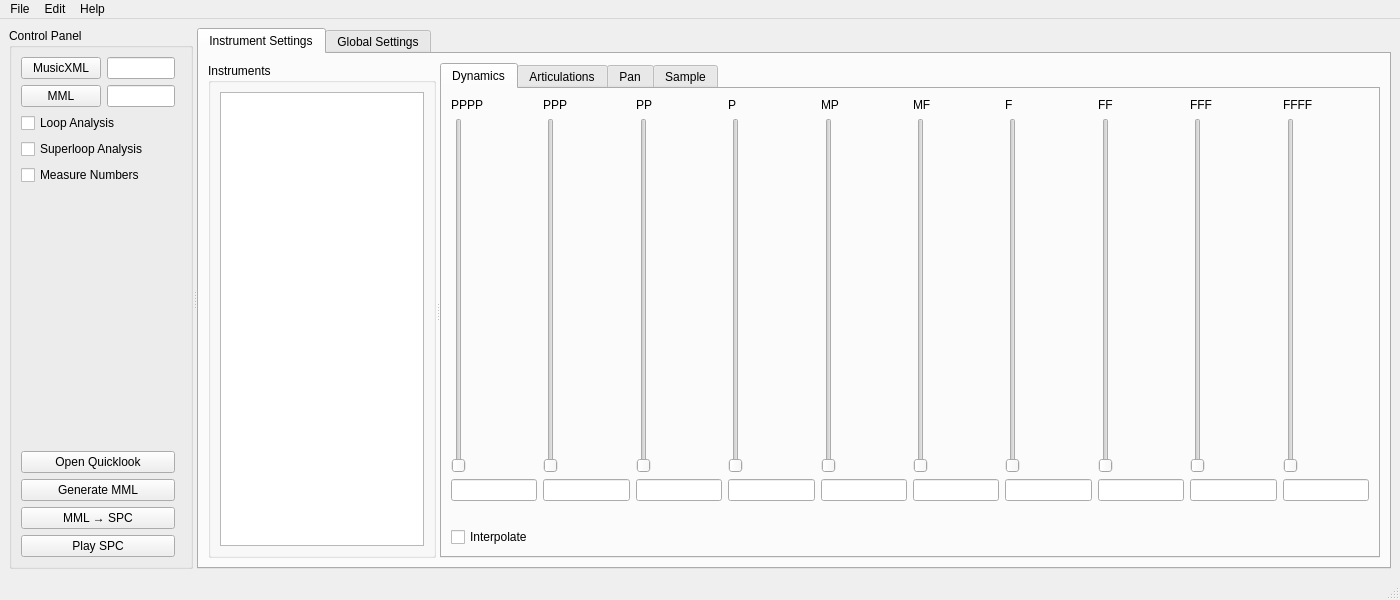
Above: smw_music/data/dashboard.ui from com-posers-pit/smw_music before the change. Below: the same form after it.
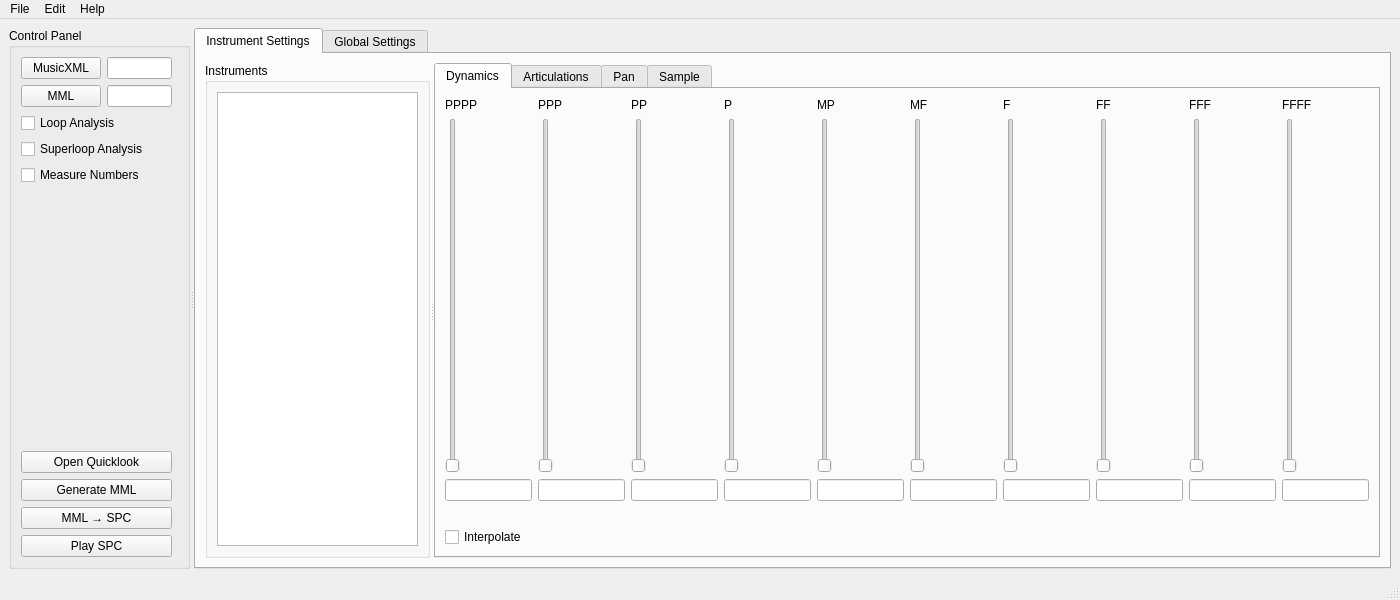
That is the form after the change.

```diff
--- a/smw_music/data/dashboard.ui
+++ b/smw_music/data/dashboard.ui
@@ -148,7 +148,117 @@
               <string>Dynamics</string>
              </attribute>
              <layout class="QGridLayout" name="gridLayout_3">
-              <item row="2" column="9">
+              <item row="3" column="0">
+               <widget class="QLineEdit" name="pppp_setting"/>
+              </item>
+              <item row="2" column="3">
+               <widget class="QSlider" name="p_slider">
+                <property name="maximum">
+                 <number>255</number>
+                </property>
+                <property name="tracking">
+                 <bool>false</bool>
+                </property>
+                <property name="orientation">
+                 <enum>Qt::Vertical</enum>
+                </property>
+               </widget>
+              </item>
+              <item row="2" column="5">
+               <widget class="QSlider" name="mf_slider">
+                <property name="maximum">
+                 <number>255</number>
+                </property>
+                <property name="tracking">
+                 <bool>false</bool>
+                </property>
+                <property name="orientation">
+                 <enum>Qt::Vertical</enum>
+                </property>
+               </widget>
+              </item>
+              <item row="4" column="8">
+               <widget class="QLabel" name="fff_setting_label">
+                <property name="text">
+                 <string/>
+                </property>
+               </widget>
+              </item>
+              <item row="2" column="6">
+               <widget class="QSlider" name="f_slider">
+                <property name="maximum">
+                 <number>255</number>
+                </property>
+                <property name="tracking">
+                 <bool>false</bool>
+                </property>
+                <property name="orientation">
+                 <enum>Qt::Vertical</enum>
+                </property>
+               </widget>
+              </item>
+              <item row="1" column="3">
+               <widget class="QLabel" name="p_label">
+                <property name="text">
+                 <string>P</string>
+                </property>
+               </widget>
+              </item>
+              <item row="1" column="7">
+               <widget class="QLabel" name="ff_label">
+                <property name="text">
+                 <string>FF</string>
+                </property>
+               </widget>
+              </item>
+              <item row="5" column="0" colspan="2">
+               <widget class="QCheckBox" name="interpolate">
+                <property name="text">
+                 <string>Interpolate</string>
+                </property>
+               </widget>
+              </item>
+              <item row="1" column="2">
+               <widget class="QLabel" name="pp_label">
+                <property name="text">
+                 <string>PP</string>
+                </property>
+               </widget>
+              </item>
+              <item row="4" column="1">
+               <widget class="QLabel" name="ppp_setting_label">
+                <property name="text">
+                 <string/>
+                </property>
+               </widget>
+              </item>
+              <item row="2" column="7">
+               <widget class="QSlider" name="ff_slider">
+                <property name="maximum">
+                 <number>255</number>
+                </property>
+                <property name="tracking">
+                 <bool>false</bool>
+                </property>
+                <property name="orientation">
+                 <enum>Qt::Vertical</enum>
+                </property>
+               </widget>
+              </item>
+              <item row="2" column="0">
+               <widget class="QSlider" name="pppp_slider">
+                <property name="maximum">
+                 <number>255</number>
+                </property>
+                <property name="tracking">
+                 <bool>false</bool>
+                </property>
+                <property name="orientation">
+                 <enum>Qt::Vertical</enum>
+                </property>
+               </widget>
+              </item>
+              <item row="2" column="8">
                <widget class="QSlider" name="fff_slider">
                 <property name="maximum">
                  <number>255</number>
@@ -161,182 +271,129 @@
                 </property>
                </widget>
               </item>
-              <item row="2" column="10">
-               <widget class="QSlider" name="ffff_slider">
-                <property name="maximum">
-                 <number>255</number>
-                </property>
-                <property name="tracking">
-                 <bool>false</bool>
-                </property>
-                <property name="orientation">
-                 <enum>Qt::Vertical</enum>
-                </property>
-               </widget>
-              </item>
-              <item row="3" column="4">
-               <widget class="QLineEdit" name="p_setting"/>
-              </item>
-              <item row="1" column="1">
+              <item row="1" column="0">
                <widget class="QLabel" name="pppp_label">
                 <property name="text">
                  <string>PPPP</string>
                 </property>
                </widget>
               </item>
-              <item row="4" column="6">
-               <widget class="QLabel" name="mf_setting_label">
+              <item row="4" column="0">
+               <widget class="QLabel" name="pppp_setting_label">
                 <property name="text">
                  <string/>
                 </property>
                </widget>
               </item>
+              <item row="3" column="5">
+               <widget class="QLineEdit" name="mf_setting"/>
+              </item>
+              <item row="3" column="2">
+               <widget class="QLineEdit" name="pp_setting"/>
+              </item>
+              <item row="3" column="1">
+               <widget class="QLineEdit" name="ppp_setting"/>
+              </item>
+              <item row="3" column="3">
+               <widget class="QLineEdit" name="p_setting"/>
+              </item>
               <item row="3" column="7">
-               <widget class="QLineEdit" name="f_setting"/>
-              </item>
-              <item row="4" column="10">
-               <widget class="QLabel" name="ffff_setting_label">
-                <property name="text">
-                 <string/>
-                </property>
-               </widget>
-              </item>
-              <item row="2" column="2">
-               <widget class="QSlider" name="ppp_slider">
-                <property name="maximum">
-                 <number>255</number>
-                </property>
-                <property name="tracking">
-                 <bool>false</bool>
-                </property>
-                <property name="orientation">
-                 <enum>Qt::Vertical</enum>
-                </property>
-               </widget>
-              </item>
-              <item row="3" column="8">
                <widget class="QLineEdit" name="ff_setting"/>
               </item>
-              <item row="3" column="5">
+              <item row="3" column="4">
                <widget class="QLineEdit" name="mp_setting"/>
               </item>
-              <item row="3" column="6">
-               <widget class="QLineEdit" name="mf_setting"/>
+              <item row="1" column="4">
+               <widget class="QLabel" name="mp_label">
+                <property name="text">
+                 <string>MP</string>
+                </property>
+               </widget>
               </item>
-              <item row="1" column="2">
+              <item row="2" column="1">
+               <widget class="QSlider" name="ppp_slider">
+                <property name="maximum">
+                 <number>255</number>
+                </property>
+                <property name="tracking">
+                 <bool>false</bool>
+                </property>
+                <property name="orientation">
+                 <enum>Qt::Vertical</enum>
+                </property>
+               </widget>
+              </item>
+              <item row="1" column="6">
+               <widget class="QLabel" name="f_label">
+                <property name="text">
+                 <string>F</string>
+                </property>
+               </widget>
+              </item>
+              <item row="4" column="6">
+               <widget class="QLabel" name="f_setting_label">
+                <property name="text">
+                 <string/>
+                </property>
+               </widget>
+              </item>
+              <item row="4" column="7">
+               <widget class="QLabel" name="ff_setting_label">
+                <property name="text">
+                 <string/>
+                </property>
+               </widget>
+              </item>
+              <item row="3" column="8">
+               <widget class="QLineEdit" name="fff_setting"/>
+              </item>
+              <item row="4" column="3">
+               <widget class="QLabel" name="p_setting_label">
+                <property name="text">
+                 <string/>
+                </property>
+               </widget>
+              </item>
+              <item row="1" column="9">
+               <widget class="QLabel" name="ffff_label">
+                <property name="text">
+                 <string>FFFF</string>
+                </property>
+               </widget>
+              </item>
+              <item row="1" column="1">
                <widget class="QLabel" name="ppp_label">
                 <property name="text">
                  <string>PPP</string>
                 </property>
                </widget>
               </item>
-              <item row="2" column="3">
-               <widget class="QSlider" name="pp_slider">
-                <property name="maximum">
-                 <number>255</number>
-                </property>
-                <property name="tracking">
-                 <bool>false</bool>
-                </property>
-                <property name="orientation">
-                 <enum>Qt::Vertical</enum>
-                </property>
-               </widget>
-              </item>
-              <item row="4" column="8">
-               <widget class="QLabel" name="ff_setting_label">
-                <property name="text">
-                 <string/>
-                </property>
-               </widget>
-              </item>
               <item row="4" column="2">
-               <widget class="QLabel" name="ppp_setting_label">
+               <widget class="QLabel" name="pp_setting_label">
+                <property name="text">
+                 <string/>
+                </property>
+               </widget>
+              </item>
+              <item row="4" column="5">
+               <widget class="QLabel" name="mf_setting_label">
                 <property name="text">
                  <string/>
                 </property>
                </widget>
               </item>
               <item row="3" column="9">
-               <widget class="QLineEdit" name="fff_setting"/>
-              </item>
-              <item row="3" column="1">
-               <widget class="QLineEdit" name="pppp_setting"/>
-              </item>
-              <item row="4" column="7">
-               <widget class="QLabel" name="f_setting_label">
-                <property name="text">
-                 <string/>
-                </property>
-               </widget>
-              </item>
-              <item row="3" column="10">
                <widget class="QLineEdit" name="ffff_setting"/>
               </item>
-              <item row="2" column="5">
-               <widget class="QSlider" name="mp_slider">
-                <property name="maximum">
-                 <number>255</number>
-                </property>
-                <property name="tracking">
-                 <bool>false</bool>
-                </property>
-                <property name="orientation">
-                 <enum>Qt::Vertical</enum>
-                </property>
-               </widget>
-              </item>
-              <item row="1" column="8">
-               <widget class="QLabel" name="ff_label">
-                <property name="text">
-                 <string>FF</string>
-                </property>
-               </widget>
-              </item>
-              <item row="1" column="6">
-               <widget class="QLabel" name="mf_label">
-                <property name="text">
-                 <string>MF</string>
-                </property>
-               </widget>
-              </item>
               <item row="4" column="4">
-               <widget class="QLabel" name="p_setting_label">
-                <property name="text">
-                 <string/>
-                </property>
-               </widget>
-              </item>
-              <item row="1" column="7">
-               <widget class="QLabel" name="f_label">
-                <property name="text">
-                 <string>F</string>
-                </property>
-               </widget>
-              </item>
-              <item row="4" column="5">
                <widget class="QLabel" name="mp_setting_label">
                 <property name="text">
                  <string/>
                 </property>
                </widget>
               </item>
-              <item row="4" column="3">
-               <widget class="QLabel" name="pp_setting_label">
-                <property name="text">
-                 <string/>
-                </property>
-               </widget>
-              </item>
-              <item row="1" column="5">
-               <widget class="QLabel" name="mp_label">
-                <property name="text">
-                 <string>MP</string>
-                </property>
-               </widget>
-              </item>
-              <item row="2" column="6">
-               <widget class="QSlider" name="mf_slider">
+              <item row="2" column="2">
+               <widget class="QSlider" name="pp_slider">
                 <property name="maximum">
                  <number>255</number>
                 </property>
@@ -348,51 +405,8 @@
                 </property>
                </widget>
               </item>
-              <item row="2" column="8">
-               <widget class="QSlider" name="ff_slider">
-                <property name="maximum">
-                 <number>255</number>
-                </property>
-                <property name="tracking">
-                 <bool>false</bool>
-                </property>
-                <property name="orientation">
-                 <enum>Qt::Vertical</enum>
-                </property>
-               </widget>
-              </item>
-              <item row="4" column="1">
-               <widget class="QLabel" name="pppp_setting_label">
-                <property name="text">
-                 <string/>
-                </property>
-               </widget>
-              </item>
-              <item row="3" column="3">
-               <widget class="QLineEdit" name="pp_setting"/>
-              </item>
-              <item row="2" column="1">
-               <widget class="QSlider" name="pppp_slider">
-                <property name="maximum">
-                 <number>255</number>
-                </property>
-                <property name="tracking">
-                 <bool>false</bool>
-                </property>
-                <property name="orientation">
-                 <enum>Qt::Vertical</enum>
-                </property>
-               </widget>
-              </item>
-              <item row="1" column="4">
-               <widget class="QLabel" name="p_label">
-                <property name="text">
-                 <string>P</string>
-                </property>
-               </widget>
-              </item>
               <item row="2" column="4">
-               <widget class="QSlider" name="p_slider">
+               <widget class="QSlider" name="mp_slider">
                 <property name="maximum">
                  <number>255</number>
                 </property>
@@ -404,57 +418,43 @@
                 </property>
                </widget>
               </item>
+              <item row="1" column="5">
+               <widget class="QLabel" name="mf_label">
+                <property name="text">
+                 <string>MF</string>
+                </property>
+               </widget>
+              </item>
               <item row="4" column="9">
-               <widget class="QLabel" name="fff_setting_label">
+               <widget class="QLabel" name="ffff_setting_label">
                 <property name="text">
                  <string/>
                 </property>
                </widget>
               </item>
-              <item row="1" column="9">
+              <item row="3" column="6">
+               <widget class="QLineEdit" name="f_setting"/>
+              </item>
+              <item row="2" column="9">
+               <widget class="QSlider" name="ffff_slider">
+                <property name="maximum">
+                 <number>255</number>
+                </property>
+                <property name="tracking">
+                 <bool>false</bool>
+                </property>
+                <property name="orientation">
+                 <enum>Qt::Vertical</enum>
+                </property>
+               </widget>
+              </item>
+              <item row="1" column="8">
                <widget class="QLabel" name="fff_label">
                 <property name="text">
                  <string>FFF</string>
                 </property>
                </widget>
               </item>
-              <item row="3" column="2">
-               <widget class="QLineEdit" name="ppp_setting"/>
-              </item>
-              <item row="1" column="3">
-               <widget class="QLabel" name="pp_label">
-                <property name="text">
-                 <string>PP</string>
-                </property>
-               </widget>
-              </item>
-              <item row="1" column="10">
-               <widget class="QLabel" name="ffff_label">
-                <property name="text">
-                 <string>FFFF</string>
-                </property>
-               </widget>
-              </item>
-              <item row="2" column="7">
-               <widget class="QSlider" name="f_slider">
-                <property name="maximum">
-                 <number>255</number>
-                </property>
-                <property name="tracking">
-                 <bool>false</bool>
-                </property>
-                <property name="orientation">
-                 <enum>Qt::Vertical</enum>
-                </property>
-               </widget>
-              </item>
-              <item row="5" column="1" colspan="2">
-               <widget class="QCheckBox" name="interpolate">
-                <property name="text">
-                 <string>Interpolate</string>
-                </property>
-               </widget>
-              </item>
              </layout>
             </widget>
             <widget class="QWidget" name="instrument_articulation_tab">
@@ -462,17 +462,31 @@
               <string>Articulations</string>
              </attribute>
              <layout class="QGridLayout" name="gridLayout_4">
-              <item row="1" column="0">
-               <widget class="QGroupBox" name="artic_default_group">
+              <item row="1" column="1">
+               <widget class="QGroupBox" name="artic_acc_group">
                 <property name="title">
-                 <string>Default</string>
+                 <string>Accent</string>
                 </property>
-                <layout class="QGridLayout" name="gridLayout_7">
+                <layout class="QGridLayout" name="gridLayout_12">
+                 <item row="0" column="0">
+                  <widget class="QLabel" name="artic_acc_length_label">
+                   <property name="text">
+                    <string>Length</string>
+                   </property>
+                  </widget>
+                 </item>
                  <item row="2" column="0">
-                  <widget class="QLineEdit" name="artic_default_length_setting"/>
+                  <widget class="QLineEdit" name="artic_acc_length_setting"/>
+                 </item>
+                 <item row="0" column="1">
+                  <widget class="QLabel" name="artic_acc_volume_label">
+                   <property name="text">
+                    <string>Volume</string>
+                   </property>
+                  </widget>
                  </item>
                  <item row="1" column="0">
-                  <widget class="QSlider" name="artic_default_length_slider">
+                  <widget class="QSlider" name="artic_acc_length_slider">
                    <property name="maximum">
                     <number>7</number>
                    </property>
@@ -481,11 +495,8 @@
                    </property>
                   </widget>
                  </item>
-                 <item row="2" column="1">
-                  <widget class="QLineEdit" name="artic_default_volume_setting"/>
-                 </item>
                  <item row="1" column="1">
-                  <widget class="QSlider" name="artic_default_volume_slider">
+                  <widget class="QSlider" name="artic_acc_volume_slider">
                    <property name="maximum">
                     <number>15</number>
                    </property>
@@ -494,27 +505,16 @@
                    </property>
                   </widget>
                  </item>
-                 <item row="0" column="0">
-                  <widget class="QLabel" name="artic_default_length_label">
-                   <property name="text">
-                    <string>Length</string>
-                   </property>
-                  </widget>
-                 </item>
-                 <item row="0" column="1">
-                  <widget class="QLabel" name="artic_default_volume_label">
-                   <property name="text">
-                    <string>Volume</string>
-                   </property>
-                  </widget>
-                 </item>
                  <item row="3" column="0">
-                  <widget class="QLabel" name="artic_default_setting_label">
+                  <widget class="QLabel" name="artic_acc_setting_label">
                    <property name="text">
                     <string/>
                    </property>
                   </widget>
                  </item>
+                 <item row="2" column="1">
+                  <widget class="QLineEdit" name="artic_acc_volume_setting"/>
+                 </item>
                 </layout>
                </widget>
               </item>
@@ -574,6 +574,62 @@
                 </layout>
                </widget>
               </item>
+              <item row="1" column="0">
+               <widget class="QGroupBox" name="artic_default_group">
+                <property name="title">
+                 <string>Default</string>
+                </property>
+                <layout class="QGridLayout" name="gridLayout_7">
+                 <item row="2" column="0">
+                  <widget class="QLineEdit" name="artic_default_length_setting"/>
+                 </item>
+                 <item row="1" column="0">
+                  <widget class="QSlider" name="artic_default_length_slider">
+                   <property name="maximum">
+                    <number>7</number>
+                   </property>
+                   <property name="orientation">
+                    <enum>Qt::Vertical</enum>
+                   </property>
+                  </widget>
+                 </item>
+                 <item row="2" column="1">
+                  <widget class="QLineEdit" name="artic_default_volume_setting"/>
+                 </item>
+                 <item row="1" column="1">
+                  <widget class="QSlider" name="artic_default_volume_slider">
+                   <property name="maximum">
+                    <number>15</number>
+                   </property>
+                   <property name="orientation">
+                    <enum>Qt::Vertical</enum>
+                   </property>
+                  </widget>
+                 </item>
+                 <item row="0" column="0">
+                  <widget class="QLabel" name="artic_default_length_label">
+                   <property name="text">
+                    <string>Length</string>
+                   </property>
+                  </widget>
+                 </item>
+                 <item row="0" column="1">
+                  <widget class="QLabel" name="artic_default_volume_label">
+                   <property name="text">
+                    <string>Volume</string>
+                   </property>
+                  </widget>
+                 </item>
+                 <item row="3" column="0">
+                  <widget class="QLabel" name="artic_default_setting_label">
+                   <property name="text">
+                    <string/>
+                   </property>
+                  </widget>
+                 </item>
+                </layout>
+               </widget>
+              </item>
               <item row="1" column="4">
                <widget class="QGroupBox" name="artic_accstacc_group">
                 <property name="title">
@@ -630,61 +686,18 @@
                 </layout>
                </widget>
               </item>
-              <item row="1" column="1">
-               <widget class="QGroupBox" name="artic_acc_group">
-                <property name="title">
-                 <string>Accent</string>
+              <item row="1" column="5">
+               <spacer name="horizontalSpacer_2">
+                <property name="orientation">
+                 <enum>Qt::Horizontal</enum>
                 </property>
-                <layout class="QGridLayout" name="gridLayout_12">
-                 <item row="0" column="0">
-                  <widget class="QLabel" name="artic_acc_length_label">
-                   <property name="text">
-                    <string>Length</string>
-                   </property>
-                  </widget>
-                 </item>
-                 <item row="2" column="0">
-                  <widget class="QLineEdit" name="artic_acc_length_setting"/>
-                 </item>
-                 <item row="0" column="1">
-                  <widget class="QLabel" name="artic_acc_volume_label">
-                   <property name="text">
-                    <string>Volume</string>
-                   </property>
-                  </widget>
-                 </item>
-                 <item row="1" column="0">
-                  <widget class="QSlider" name="artic_acc_length_slider">
-                   <property name="maximum">
-                    <number>7</number>
-                   </property>
-                   <property name="orientation">
-                    <enum>Qt::Vertical</enum>
-                   </property>
-                  </widget>
-                 </item>
-                 <item row="1" column="1">
-                  <widget class="QSlider" name="artic_acc_volume_slider">
-                   <property name="maximum">
-                    <number>15</number>
-                   </property>
-                   <property name="orientation">
-                    <enum>Qt::Vertical</enum>
-                   </property>
-                  </widget>
-                 </item>
-                 <item row="3" column="0">
-                  <widget class="QLabel" name="artic_acc_setting_label">
-                   <property name="text">
-                    <string/>
-                   </property>
-                  </widget>
-                 </item>
-                 <item row="2" column="1">
-                  <widget class="QLineEdit" name="artic_acc_volume_setting"/>
-                 </item>
-                </layout>
-               </widget>
+                <property name="sizeHint" stdset="0">
+                 <size>
+                  <width>40</width>
+                  <height>20</height>
+                 </size>
+                </property>
+               </spacer>
               </item>
              </layout>
             </widget>
@@ -1256,6 +1269,19 @@
                             </attribute>
                            </widget>
                           </item>
+                          <item row="1" column="2">
+                           <spacer name="horizontalSpacer">
+                            <property name="orientation">
+                             <enum>Qt::Horizontal</enum>
+                            </property>
+                            <property name="sizeHint" stdset="0">
+                             <size>
+                              <width>40</width>
+                              <height>20</height>
+                             </size>
+                            </property>
+                           </spacer>
+                          </item>
                          </layout>
                         </widget>
                        </widget>
@@ -1267,6 +1293,13 @@
                       <string>Tuning</string>
                      </attribute>
                      <layout class="QGridLayout" name="gridLayout_10">
+                      <item row="0" column="1">
+                       <widget class="QLabel" name="subtune_label">
+                        <property name="text">
+                         <string>Subtune</string>
+                        </property>
+                       </widget>
+                      </item>
                       <item row="3" column="0">
                        <widget class="QLabel" name="tune_setting_label">
                         <property name="text">
@@ -1274,25 +1307,16 @@
                         </property>
                        </widget>
                       </item>
-                      <item row="2" column="1">
-                       <widget class="QLineEdit" name="subtune_setting"/>
+                      <item row="3" column="1">
+                       <widget class="QLabel" name="subtune_setting_label">
+                        <property name="text">
+                         <string/>
+                        </property>
+                       </widget>
                       </item>
                       <item row="2" column="0">
                        <widget class="QLineEdit" name="tune_setting"/>
                       </item>
-                      <item row="1" column="1">
-                       <widget class="QSlider" name="subtune_slider">
-                        <property name="maximum">
-                         <number>255</number>
-                        </property>
-                        <property name="tracking">
-                         <bool>false</bool>
-                        </property>
-                        <property name="orientation">
-                         <enum>Qt::Vertical</enum>
-                        </property>
-                       </widget>
-                      </item>
                       <item row="1" column="0">
                        <widget class="QSlider" name="tune_slider">
                         <property name="maximum">
@@ -1306,19 +1330,8 @@
                         </property>
                        </widget>
                       </item>
-                      <item row="3" column="1">
-                       <widget class="QLabel" name="subtune_setting_label">
-                        <property name="text">
-                         <string/>
-                        </property>
-                       </widget>
-                      </item>
-                      <item row="0" column="1">
-                       <widget class="QLabel" name="subtune_label">
-                        <property name="text">
-                         <string>Subtune</string>
-                        </property>
-                       </widget>
+                      <item row="2" column="1">
+                       <widget class="QLineEdit" name="subtune_setting"/>
                       </item>
                       <item row="0" column="0">
                        <widget class="QLabel" name="tune_label">
@@ -1327,18 +1340,18 @@
                         </property>
                        </widget>
                       </item>
-                      <item row="1" column="2">
-                       <spacer name="tuning_spacer_right">
+                      <item row="1" column="1">
+                       <widget class="QSlider" name="subtune_slider">
+                        <property name="maximum">
+                         <number>255</number>
+                        </property>
+                        <property name="tracking">
+                         <bool>false</bool>
+                        </property>
                         <property name="orientation">
-                         <enum>Qt::Horizontal</enum>
+                         <enum>Qt::Vertical</enum>
                         </property>
-                        <property name="sizeHint" stdset="0">
-                         <size>
-                          <width>40</width>
-                          <height>20</height>
-                         </size>
-                        </property>
-                       </spacer>
+                       </widget>
                       </item>
                      </layout>
                     </widget>
```
